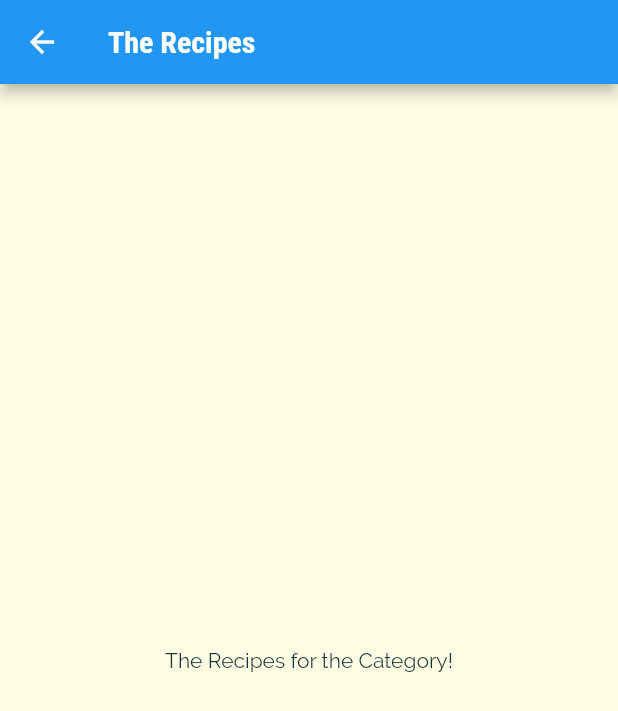
After one commit to rodrigodsluz/flutter_meals_app, a Flutter app: the screen it shows after launch, after a tap on "Italian", on a phone screen of 412 x 824 dp. The commit adds this screen. Shown: the top 711 px of the screen. Run offline on Flutter 3.47's test engine with Material 2 defaults, Android fonts, the phone set to English and light mode, and no system bars.

Commit message:
feat: navigating to a new page

```diff
--- a/lib/category_item.dart
+++ b/lib/category_item.dart
@@ -1,4 +1,6 @@
 import 'package:flutter/material.dart';
+
+import './category_meals_screen.dart';
 
 class CategoryItem extends StatelessWidget {
   final String title;
@@ -6,9 +8,19 @@ class CategoryItem extends StatelessWidget {
 
   CategoryItem(this.title, this.color);
 
+  void selectCategory(BuildContext ctx) {
+    Navigator.of(ctx).push(MaterialPageRoute(builder: (_) {
+      return CategoryMealsScreen();
+    }));
+  }
+
   @override
   Widget build(BuildContext context) {
-    return Container(
+    return InkWell(
+      onTap: () => selectCategory(context),
+      splashColor: Theme.of(context).primaryColor,
+      borderRadius: BorderRadius.circular(15),
+      child: Container(
         padding: const EdgeInsets.all(15),
         child: Text(title, style: Theme.of(context).textTheme.headline6),
         decoration: BoxDecoration(
@@ -22,6 +34,7 @@ class CategoryItem extends StatelessWidget {
           ),
           borderRadius: BorderRadius.circular(15),
         ),
+      ),
     );
   }
 }
--- /dev/null
+++ b/lib/category_meals_screen.dart
@@ -0,0 +1,14 @@
+import 'package:flutter/material.dart';
+
+class CategoryMealsScreen extends StatelessWidget {
+  @override
+  Widget build(BuildContext context) {
+    return Scaffold(
+        appBar: AppBar(
+          title: Text('The Recipes'),
+        ),
+        body: Center(
+          child: Text('The Recipes for the Category!'),
+        ));
+  }
+}
```
Lines whose indentation alone changed are shown as unchanged.
